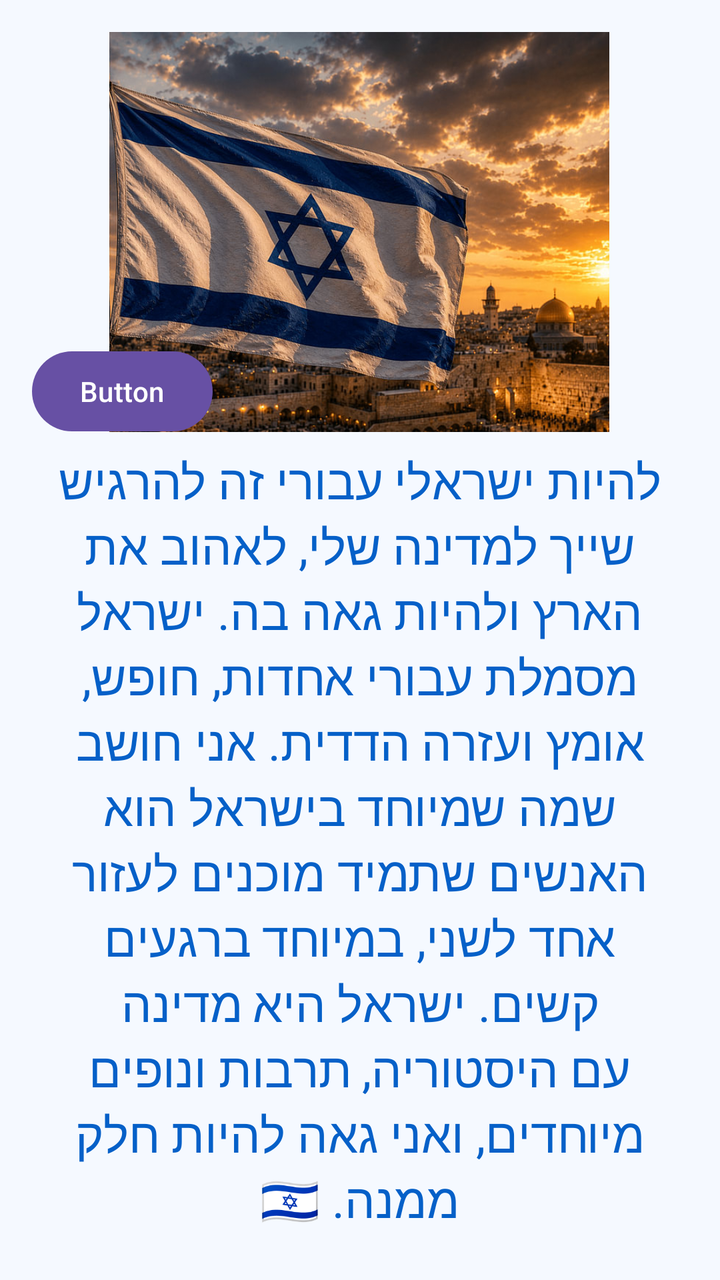
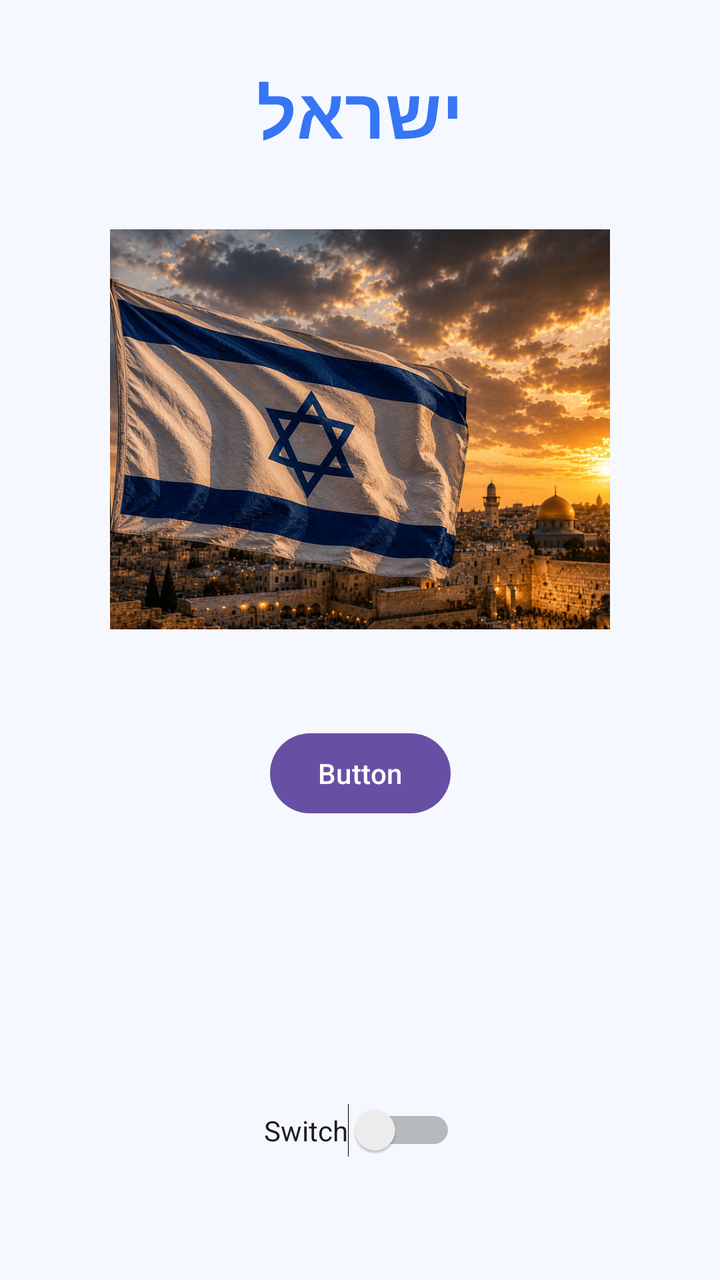

Before-and-after screenshots of an Android layout around one commit, followed by the original layout XML and the change that was made.
<!-- AndroidManifest.xml: application theme Theme.MorielMyApplication -->
<!-- res/layout/activity_main.xml -->
<?xml version="1.0" encoding="utf-8"?>
<androidx.constraintlayout.widget.ConstraintLayout xmlns:android="http://schemas.android.com/apk/res/android"
    xmlns:app="http://schemas.android.com/apk/res-auto"
    xmlns:tools="http://schemas.android.com/tools"
    android:layout_width="match_parent"
    android:layout_height="match_parent"
    android:background="#F5F9FF"
    android:padding="16dp">

    <TextView
        android:id="@+id/tvTitle"
        android:layout_width="wrap_content"
        android:layout_height="wrap_content"
        android:layout_marginTop="84dp"
        android:gravity="center"
        android:text="@string/welcome_message"
        android:textColor="#3675F4"
        android:textSize="35sp"
        android:textStyle="bold"
        app:layout_constraintEnd_toEndOf="parent"
        app:layout_constraintHorizontal_bias="0.492"
        app:layout_constraintStart_toStartOf="parent"
        app:layout_constraintTop_toTopOf="parent" />

    <ImageView
        android:id="@+id/btn_img"
        android:layout_width="250dp"
        android:layout_height="200dp"
        android:contentDescription="תמונה ראשית"
        android:scaleType="centerCrop"
        android:src="@drawable/img"
        app:layout_constraintEnd_toEndOf="parent"
        app:layout_constraintHorizontal_bias="0.496"
        app:layout_constraintStart_toStartOf="parent"
        tools:layout_editor_absoluteY="252dp" />

    <TextView
        android:id="@+id/tvMessage"
        android:layout_width="0dp"
        android:layout_height="wrap_content"
        android:layout_marginStart="8dp"
        android:layout_marginTop="8dp"
        android:layout_marginEnd="8dp"
        android:gravity="center"
        android:text="@string/my_message"
        android:textColor="#0560C8"
        android:textSize="24sp"
        app:layout_constraintEnd_toEndOf="parent"
        app:layout_constraintHorizontal_bias="0.0"
        app:layout_constraintStart_toStartOf="parent"
        app:layout_constraintTop_toBottomOf="@id/btn_img" />

    <Button
        android:id="@+id/button2"
        android:layout_width="wrap_content"
        android:layout_height="wrap_content"
        android:layout_marginTop="24dp"
        android:text="Button"
        app:layout_constraintTop_toBottomOf="@+id/tvTitle"
        tools:layout_editor_absoluteX="139dp" />


</androidx.constraintlayout.widget.ConstraintLayout>
<!-- resources referenced by this layout -->
<resources>
  <!-- drawable img: png bitmap (drawable, 148885 bytes) -->
  <string name="my_message">להיות ישראלי עבורי זה להרגיש שייך למדינה שלי, לאהוב את הארץ ולהיות גאה בה. ישראל מסמלת עבורי אחדות, חופש, אומץ ועזרה הדדית. אני חושב שמה שמיוחד בישראל הוא האנשים שתמיד מוכנים לעזור אחד לשני, במיוחד ברגעים קשים. ישראל היא מדינה עם היסטוריה, תרבות ונופים מיוחדים, ואני גאה להיות חלק ממנה. 🇮🇱
  </string>
  <string name="welcome_message">ישראל</string>
  <style name="Theme.MorielMyApplication" parent="Base.Theme.MorielMyApplication" />
  <style name="Base.Theme.MorielMyApplication" parent="Theme.Material3.DayNight.NoActionBar">
          
          
      </style>
</resources>

<!-- the commit's change to res/layout/activity_main.xml (unified diff, before → after) -->
@@ -1,5 +1,6 @@
 <?xml version="1.0" encoding="utf-8"?>
-<androidx.constraintlayout.widget.ConstraintLayout xmlns:android="http://schemas.android.com/apk/res/android"
+<androidx.constraintlayout.widget.ConstraintLayout
+    xmlns:android="http://schemas.android.com/apk/res/android"
     xmlns:app="http://schemas.android.com/apk/res-auto"
     xmlns:tools="http://schemas.android.com/tools"
     android:layout_width="match_parent"
@@ -9,16 +10,16 @@
 
     <TextView
         android:id="@+id/tvTitle"
-        android:layout_width="wrap_content"
+        android:layout_width="0dp"
         android:layout_height="wrap_content"
-        android:layout_marginTop="84dp"
+        android:layout_marginTop="16dp"
         android:gravity="center"
         android:text="@string/welcome_message"
         android:textColor="#3675F4"
         android:textSize="35sp"
         android:textStyle="bold"
         app:layout_constraintEnd_toEndOf="parent"
-        app:layout_constraintHorizontal_bias="0.492"
+        app:layout_constraintHorizontal_bias="0.0"
         app:layout_constraintStart_toStartOf="parent"
         app:layout_constraintTop_toTopOf="parent" />
 
@@ -26,38 +27,35 @@
         android:id="@+id/btn_img"
         android:layout_width="250dp"
         android:layout_height="200dp"
+        android:layout_marginTop="35dp"
         android:contentDescription="תמונה ראשית"
         android:scaleType="centerCrop"
         android:src="@drawable/img"
-        app:layout_constraintEnd_toEndOf="parent"
-        app:layout_constraintHorizontal_bias="0.496"
+        app:layout_constraintTop_toBottomOf="@id/tvTitle"
         app:layout_constraintStart_toStartOf="parent"
-        tools:layout_editor_absoluteY="252dp" />
-
-    <TextView
-        android:id="@+id/tvMessage"
-        android:layout_width="0dp"
-        android:layout_height="wrap_content"
-        android:layout_marginStart="8dp"
-        android:layout_marginTop="8dp"
-        android:layout_marginEnd="8dp"
-        android:gravity="center"
-        android:text="@string/my_message"
-        android:textColor="#0560C8"
-        android:textSize="24sp"
-        app:layout_constraintEnd_toEndOf="parent"
-        app:layout_constraintHorizontal_bias="0.0"
-        app:layout_constraintStart_toStartOf="parent"
-        app:layout_constraintTop_toBottomOf="@id/btn_img" />
+        app:layout_constraintEnd_toEndOf="parent" />
 
     <Button
         android:id="@+id/button2"
         android:layout_width="wrap_content"
         android:layout_height="wrap_content"
-        android:layout_marginTop="24dp"
+        android:layout_marginTop="48dp"
         android:text="Button"
-        app:layout_constraintTop_toBottomOf="@+id/tvTitle"
-        tools:layout_editor_absoluteX="139dp" />
+        app:layout_constraintEnd_toEndOf="parent"
+        app:layout_constraintHorizontal_bias="0.501"
+        app:layout_constraintStart_toStartOf="parent"
+        app:layout_constraintTop_toBottomOf="@+id/btn_img" />
 
+    <Switch
+        android:id="@+id/switch1"
+        android:layout_width="wrap_content"
+        android:layout_height="wrap_content"
+        android:gravity="center"
+        android:text="Switch"
+        app:layout_constraintBottom_toBottomOf="parent"
+        app:layout_constraintEnd_toEndOf="parent"
+        app:layout_constraintStart_toStartOf="parent"
+        app:layout_constraintTop_toBottomOf="@+id/button2"
+        app:layout_constraintVertical_bias="0.756" />
 
 </androidx.constraintlayout.widget.ConstraintLayout>
<!-- resource entries referenced after the edit -->
@@ -1,8 +1,6 @@
 <!-- resources referenced by this layout -->
 <resources>
   <!-- drawable img: png bitmap (drawable, 148885 bytes) -->
-  <string name="my_message">להיות ישראלי עבורי זה להרגיש שייך למדינה שלי, לאהוב את הארץ ולהיות גאה בה. ישראל מסמלת עבורי אחדות, חופש, אומץ ועזרה הדדית. אני חושב שמה שמיוחד בישראל הוא האנשים שתמיד מוכנים לעזור אחד לשני, במיוחד ברגעים קשים. ישראל היא מדינה עם היסטוריה, תרבות ונופים מיוחדים, ואני גאה להיות חלק ממנה. 🇮🇱
-  </string>
   <string name="welcome_message">ישראל</string>
   <style name="Theme.MorielMyApplication" parent="Base.Theme.MorielMyApplication" />
   <style name="Base.Theme.MorielMyApplication" parent="Theme.Material3.DayNight.NoActionBar">
